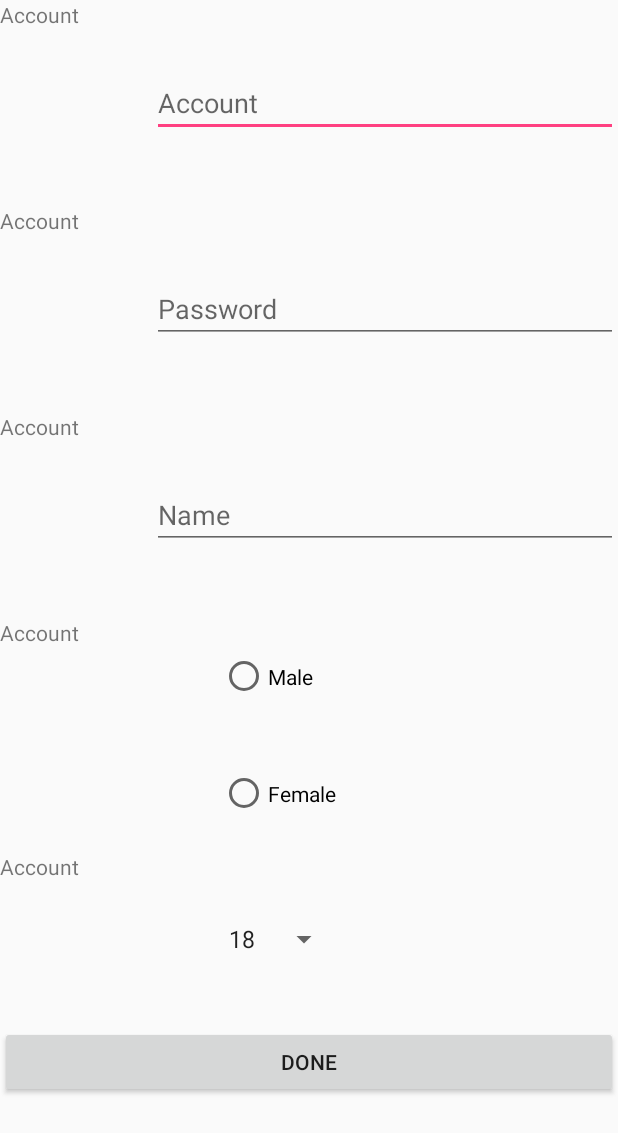
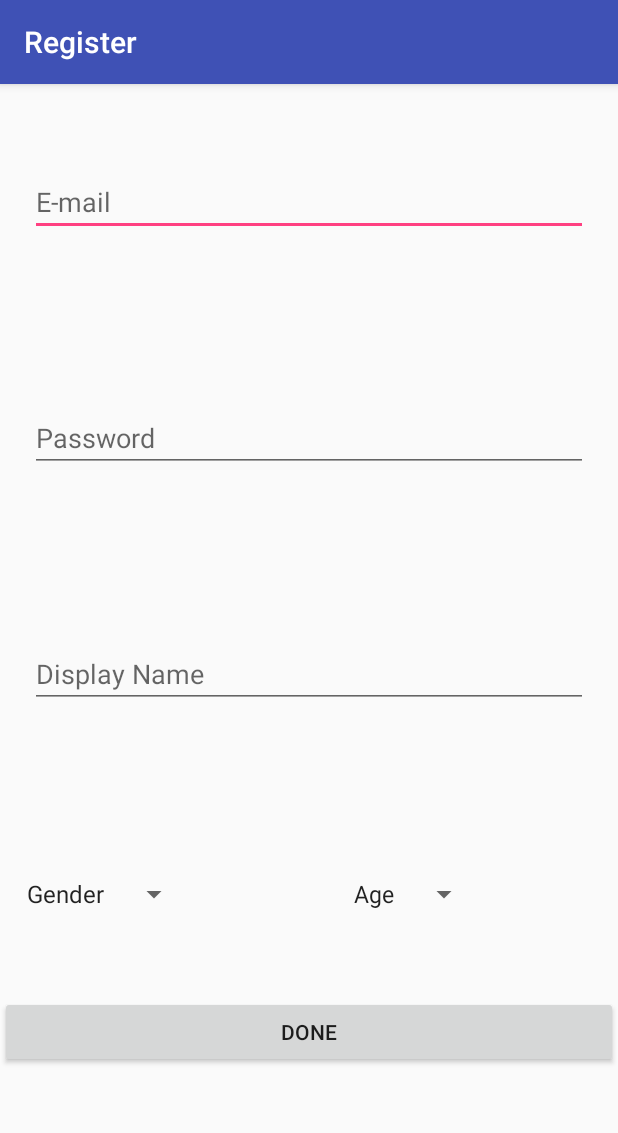
Before and after one commit to elminsterii/HangoutClientAndroid, an Android app: the RegisterPageActivity screen opened directly, with no data from a screen before it, on a phone screen of 412 x 824 dp. Shown: the top 1133 px of the screen. Run offline under Robolectric (Android 15) with nearby library versions, the phone set to English and light mode, and no system bars.

Commit message:
1.refine BaseActivity extend from AppCompatActivity 2.refine RegisterPageActivity layout 3.new SignInPageActivity layout

```diff
--- a/hangoutapp/app/src/main/java/com/androidAppLogic/hangoutapp/DataStructure/BaseActivity.java
+++ b/hangoutapp/app/src/main/java/com/androidAppLogic/hangoutapp/DataStructure/BaseActivity.java
@@ -2,12 +2,13 @@ package com.androidAppLogic.hangoutapp.DataStructure;
 
 import android.app.Activity;
 import android.os.Bundle;
+import android.support.v7.app.AppCompatActivity;
 
 /**
  * Created by yoie7 on 2018/5/3.
  */
 
-public class BaseActivity extends Activity {
+public class BaseActivity extends AppCompatActivity {
     public Activity mActivity;
 
     @Override
@@ -21,10 +22,11 @@ public class BaseActivity extends Activity {
 
     protected void initView(){
         //bind view content
+        super.setTitle(getTitle());
     }
     protected void initData(){
+        //set data
         mActivity = this;
-        //set data
     }
     protected void initListner(){
         //bind listner
--- a/hangoutapp/app/src/main/java/com/androidAppLogic/hangoutapp/MainActivity.java
+++ b/hangoutapp/app/src/main/java/com/androidAppLogic/hangoutapp/MainActivity.java
@@ -11,6 +11,7 @@ import android.view.Menu;
 import android.view.MenuItem;
 import com.androidAppLogic.hangoutapp.HttpConnect.HttpProxy;
 import com.androidAppLogic.hangoutapp.MainFlowActivitys.RegisterPageActivity;
+import com.androidAppLogic.hangoutapp.MainFlowActivitys.SignInPageActivity;
 
 import java.util.HashMap;
 
@@ -44,6 +45,12 @@ public class MainActivity extends AppCompatActivity {
     }
 
     @Override
+    protected void onResume() {
+    super.onResume();
+        Intent intent = new Intent(this, SignInPageActivity.class);
+        startActivity(intent);
+    }
+    @Override
     public boolean onOptionsItemSelected(MenuItem item) {
         // Handle action bar item clicks here. The action bar will
         // automatically handle clicks on the Home/Up button, so long
@@ -59,9 +66,7 @@ public class MainActivity extends AppCompatActivity {
             pTask.execute(jsonMap1);
             return true;
             */
-            Intent intent = new Intent(this,
-                    RegisterPageActivity.class);
-            startActivity(intent);
+
         }
 
         return super.onOptionsItemSelected(item);
--- a/hangoutapp/app/src/main/java/com/androidAppLogic/hangoutapp/MainFlowActivitys/RegisterPageActivity.java
+++ b/hangoutapp/app/src/main/java/com/androidAppLogic/hangoutapp/MainFlowActivitys/RegisterPageActivity.java
@@ -46,6 +46,7 @@ public class RegisterPageActivity extends BaseActivity {
     private EditText mEditText_Name;
     private RadioGroup mRadio_Gender;
     private Spinner mSpinner_Age;
+    private Spinner mSpinner_Gender;
     private Button mButton_Done;
 
     private String m_strGender = "";
@@ -66,7 +67,7 @@ public class RegisterPageActivity extends BaseActivity {
         mEditText_Password = (EditText) findViewById(R.id.edit_pwd);
         mEditText_Name = (EditText) findViewById(R.id.edit_name);
         mSpinner_Age = (Spinner) findViewById(R.id.spinner_age);
-        mRadio_Gender = (RadioGroup)findViewById(R.id.radioG_gender);
+        mSpinner_Gender = (Spinner) findViewById(R.id.spinner_gender);
         mButton_Done = (Button)findViewById(R.id.btn_done);
 
     }
@@ -80,20 +81,17 @@ public class RegisterPageActivity extends BaseActivity {
     protected void initListner(){
 
 
-        mRadio_Gender.setOnCheckedChangeListener(new RadioGroup.OnCheckedChangeListener(){
-                    @Override
-                    public void onCheckedChanged(RadioGroup group, int checkedId)
-                    {
-                        if(checkedId == R.id.radio_gender_male)
-                        {
-                            m_strGender = "M";
-                        }
-                        else if(checkedId == R.id.radio_gender_female)
-                        {
-                            m_strGender = "F";
-                        }
-                    }
-                });
+        mSpinner_Gender.setOnItemSelectedListener(new AdapterView.OnItemSelectedListener() {
+            @Override
+            public void onItemSelected(AdapterView<?> parent, View view, int position, long id) {
+                m_strAge = String.valueOf(AGE_LIMITATION + position);
+            }
+
+            @Override
+            public void onNothingSelected(AdapterView<?> parent) {
+
+            }
+        });
 
 
 
--- a/hangoutapp/app/src/main/java/com/androidAppLogic/hangoutapp/MainFlowActivitys/SignInPageActivity.java
+++ b/hangoutapp/app/src/main/java/com/androidAppLogic/hangoutapp/MainFlowActivitys/SignInPageActivity.java
@@ -1,6 +1,13 @@
 package com.androidAppLogic.hangoutapp.MainFlowActivitys;
 
+import android.content.Intent;
 import android.os.Bundle;
+import android.view.View;
+import android.widget.Button;
+import android.widget.EditText;
+import android.widget.RadioGroup;
+import android.widget.Spinner;
+
 import com.androidAppLogic.hangoutapp.R;
 import com.androidAppLogic.hangoutapp.DataStructure.BaseActivity;
 
@@ -10,39 +17,53 @@ import com.androidAppLogic.hangoutapp.DataStructure.BaseActivity;
 
 public class SignInPageActivity extends BaseActivity{
 
+    private EditText mEditText_Account;
+    private EditText mEditText_Password;
+    private Button mButton_SignIn;
+    private Button mButton_Register;
 
     @Override
     protected void onCreate(Bundle savedInstanceState) {
+        setContentView(R.layout.activity_signin_page);
         super.onCreate(savedInstanceState);
-        setContentView(R.layout.activity_signin_page);
+
     }
 
     @Override
     protected void initView(){
+        super.initView();
+        mEditText_Account = (EditText) findViewById(R.id.edit_account);
+        mEditText_Password = (EditText) findViewById(R.id.edit_pwd);
+        mButton_SignIn = (Button)findViewById(R.id.btn_signin);
+        mButton_Register = (Button)findViewById(R.id.btn_register);
 
     }
 
     @Override
     protected void initData(){
+        super.initData();
 
     }
 
     @Override
     protected void initListner(){
+        mButton_SignIn.setOnClickListener(new Button.OnClickListener() {
+            @Override
+            public void onClick(View v) {
+
+            }
+        });
+
+        mButton_Register.setOnClickListener(new Button.OnClickListener() {
+            @Override
+            public void onClick(View v) {
+                Intent intent = new Intent(mActivity, RegisterPageActivity.class);
+                startActivity(intent);
+            }
+        });
 
     }
 
 
-    private class SignInPageLogic{
 
-        public boolean isPwdValid(String pwd){
-            boolean result = false;
-            return result;
-        }
-
-        public boolean signIn(String acount, String pwd){
-            boolean result = false;
-            return result;
-        }
-    }
 }
--- a/hangoutapp/app/src/main/res/layout/activity_register_page.xml
+++ b/hangoutapp/app/src/main/res/layout/activity_register_page.xml
@@ -7,31 +7,69 @@
     android:layout_width="match_parent"
     android:layout_height="wrap_content"
     android:layout_weight="1">
-    <LinearLayout
-        android:layout_width="wrap_content"
-        android:layout_height="match_parent"
-        android:layout_weight="1">
-        <TextView
-            android:layout_width="match_parent"
-            android:layout_height="match_parent"
-            android:layout_weight="1"
-            android:text="Account"/>
 
-    </LinearLayout>
     <LinearLayout
         android:layout_width="wrap_content"
         android:layout_height="match_parent"
         android:layout_weight="2">
         <EditText
             android:id="@+id/edit_account"
+            android:layout_marginLeft="20dp"
+            android:layout_marginRight="20dp"
             android:layout_width="match_parent"
             android:layout_height="wrap_content"
             android:layout_gravity="center"
             android:inputType="textPersonName"
-            android:hint="Account"
+            android:hint="@string/user_data_email"
             android:ems="10"/>
     </LinearLayout>
 </LinearLayout>
+
+    <LinearLayout
+        android:layout_width="match_parent"
+        android:layout_height="wrap_content"
+        android:layout_weight="1">
+
+        <LinearLayout
+            android:layout_width="wrap_content"
+            android:layout_height="match_parent"
+            android:layout_weight="2">
+            <EditText
+                android:id="@+id/edit_pwd"
+                android:layout_marginLeft="20dp"
+                android:layout_marginRight="20dp"
+                android:layout_width="match_parent"
+                android:layout_height="wrap_content"
+                android:layout_gravity="center"
+                android:inputType="textPersonName"
+                android:hint="@string/user_data_pwd"
+                android:ems="10"/>
+        </LinearLayout>
+    </LinearLayout>
+
+    <LinearLayout
+        android:layout_width="match_parent"
+        android:layout_height="wrap_content"
+        android:layout_weight="1">
+
+        <LinearLayout
+            android:layout_width="wrap_content"
+            android:layout_height="match_parent"
+            android:layout_weight="2">
+            <EditText
+                android:id="@+id/edit_name"
+                android:layout_marginLeft="20dp"
+                android:layout_marginRight="20dp"
+                android:layout_width="match_parent"
+                android:layout_height="wrap_content"
+                android:layout_gravity="center"
+                android:inputType="textPersonName"
+                android:hint="@string/user_data_name"
+                android:ems="10"/>
+        </LinearLayout>
+    </LinearLayout>
+
+
 
     <LinearLayout
         android:layout_width="match_parent"
@@ -41,125 +79,27 @@
             android:layout_width="wrap_content"
             android:layout_height="match_parent"
             android:layout_weight="1">
-            <TextView
-                android:layout_width="match_parent"
-                android:layout_height="match_parent"
-                android:layout_weight="1"
-                android:text="Account"/>
 
-        </LinearLayout>
-        <LinearLayout
-            android:layout_width="wrap_content"
-            android:layout_height="match_parent"
-            android:layout_weight="2">
-            <EditText
-                android:id="@+id/edit_pwd"
-                android:layout_width="match_parent"
+            <Spinner
+                android:id="@+id/spinner_gender"
+                android:layout_marginLeft="10dp"
+                android:layout_marginRight="10dp"
+                android:layout_gravity="center"
+                android:layout_width="wrap_content"
                 android:layout_height="wrap_content"
-                android:layout_gravity="center"
-                android:inputType="textPersonName"
-                android:hint="Password"
-                android:ems="10"/>
-        </LinearLayout>
-    </LinearLayout>
-
-    <LinearLayout
-        android:layout_width="match_parent"
-        android:layout_height="wrap_content"
-        android:layout_weight="1">
-        <LinearLayout
-            android:layout_width="wrap_content"
-            android:layout_height="match_parent"
-            android:layout_weight="1">
-            <TextView
-                android:layout_width="match_parent"
-                android:layout_height="match_parent"
-                android:layout_weight="1"
-                android:text="Account"/>
-
-        </LinearLayout>
-        <LinearLayout
-            android:layout_width="wrap_content"
-            android:layout_height="match_parent"
-            android:layout_weight="2">
-            <EditText
-                android:id="@+id/edit_name"
-                android:layout_width="match_parent"
-                android:layout_height="wrap_content"
-                android:layout_gravity="center"
-                android:inputType="textPersonName"
-                android:hint="Name"
-                android:ems="10"/>
-        </LinearLayout>
-    </LinearLayout>
-
-    <LinearLayout
-        android:layout_width="match_parent"
-        android:layout_height="wrap_content"
-        android:layout_weight="1">
-        <LinearLayout
-            android:layout_width="wrap_content"
-            android:layout_height="match_parent"
-            android:layout_weight="1">
-            <TextView
-                android:layout_width="match_parent"
-                android:layout_height="match_parent"
-                android:layout_weight="1"
-                android:text="Account"/>
-
-        </LinearLayout>
-        <LinearLayout
-            android:layout_width="wrap_content"
-            android:layout_height="match_parent"
-            android:layout_weight="2">
-            <RadioGroup
-                android:id="@+id/radioG_gender"
-                android:layout_width="wrap_content"
-                android:layout_height="match_parent"
-                android:layout_alignBottom="@+id/button1"
-                android:layout_centerHorizontal="true"
-                >
-                <RadioButton
-                    android:id="@+id/radio_gender_male"
-                    android:text="Male"
-                    android:layout_width="wrap_content"
-                    android:layout_height="match_parent"
-                    android:layout_weight=".5" />
-
-                <RadioButton
-                    android:id="@+id/radio_gender_female"
-                    android:text="Female"
-                    android:layout_width="wrap_content"
-                    android:layout_height="match_parent"
-                    android:layout_weight=".5" />
-                </RadioGroup>
-
-
-        </LinearLayout>
-    </LinearLayout>
-
-    <LinearLayout
-        android:layout_width="match_parent"
-        android:layout_height="wrap_content"
-        android:layout_weight="1">
-        <LinearLayout
-            android:layout_width="wrap_content"
-            android:layout_height="match_parent"
-            android:layout_weight="1">
-            <TextView
-                android:layout_width="match_parent"
-                android:layout_height="match_parent"
-                android:layout_weight="1"
-                android:text="Account"/>
+                android:entries="@array/user_gender_list"
+                />
 
         </LinearLayout>
 
         <LinearLayout
             android:layout_width="wrap_content"
             android:layout_height="match_parent"
-            android:layout_weight="2">
+            android:layout_weight="1">
             <Spinner
                 android:id="@+id/spinner_age"
+                android:layout_marginLeft="10dp"
+                android:layout_marginRight="10dp"
                 android:layout_gravity="center"
                 android:layout_width="wrap_content"
                 android:layout_height="wrap_content"
@@ -175,7 +115,7 @@
 
         <Button
             android:id="@+id/btn_done"
-            android:text="Done"
+            android:text="@string/done"
             android:layout_width="wrap_content"
             android:layout_height="wrap_content"
             android:layout_weight="1" />
--- a/hangoutapp/app/src/main/res/layout/activity_signin_page.xml
+++ b/hangoutapp/app/src/main/res/layout/activity_signin_page.xml
@@ -2,8 +2,21 @@
 <LinearLayout xmlns:android="http://schemas.android.com/apk/res/android"
     android:layout_width="match_parent"
     android:layout_height="match_parent"
+    android:background="@drawable/landingpage_bg"
     android:orientation="vertical"
 >
+
+    <ImageView
+        android:layout_marginTop="128dp"
+        android:id="@+id/imageView1"
+        android:layout_width="wrap_content"
+        android:layout_height="wrap_content"
+        android:layout_gravity="center"
+        android:layout_alignParentLeft="true"
+        android:layout_alignParentTop="true"
+        android:maxHeight="100dp"
+        android:maxWidth="100dp"
+        android:src="@drawable/linkgood_logo" />
 
     <EditText
         android:id="@+id/edit_account"
@@ -11,6 +24,7 @@
         android:layout_height="wrap_content"
         android:inputType="textPersonName"
         android:hint="Account"
+        android:maxLines="1"
         android:ems="10"
  />
 
@@ -22,6 +36,7 @@
         android:layout_height="wrap_content"
         android:inputType="textPassword"
         android:hint="Password"
+        android:maxLines="1"
         android:ems="10"
  />
 
@@ -36,7 +51,7 @@
 
     <Button
         android:layout_marginTop="50dp"
-        android:id="@+id/btn_signup"
+        android:id="@+id/btn_register"
         android:text="@string/sign_up"
         android:layout_width="wrap_content"
         android:layout_height="50dp"
--- a/hangoutapp/app/src/main/res/values/strings.xml
+++ b/hangoutapp/app/src/main/res/values/strings.xml
@@ -3,7 +3,10 @@
     <string name="action_settings">Post</string>
     <string name="sign_in">Sign In</string>
     <string name="sign_up">Register</string>
-
+    <string name="user_data_email">E-mail</string>
+    <string name="user_data_pwd">Password</string>
+    <string name="user_data_name">Display Name</string>
+    <string name="done">Done</string>
 
 
 
@@ -32,6 +35,7 @@
 
 
     <string-array name="user_age_list">
+        <item>Age</item>
         <item>18</item>
         <item>19</item>
         <item>20</item>
@@ -67,6 +71,12 @@
         <item>50</item>
     </string-array>
 
+    <string-array name="user_gender_list">
+        <item>Gender</item>
+        <item>Male</item>
+        <item>Female</item>
+    </string-array>
+
 
 
 
```
Also changed, not shown: 1 other file.
